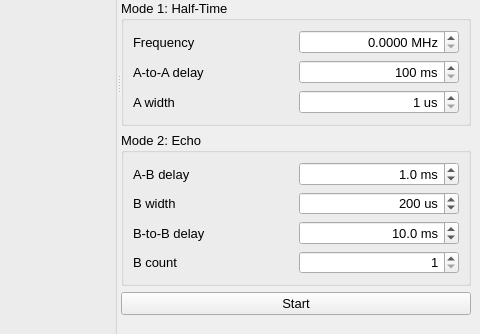
Before: the Qt Designer form NMRClient/mainwindow.ui in knifter/pulsednmr, drawn with Qt 5; both pictures show x 516 to 996 and y 286 to 620 of the 996 by 775 pixel window.
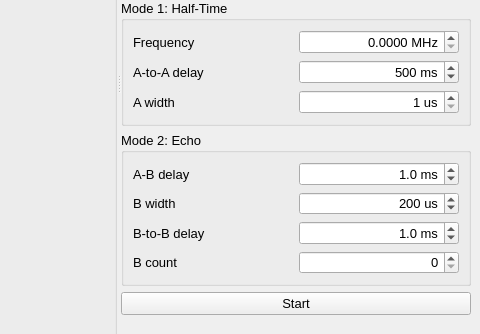
After: the same form once the commit is applied. Custom widgets are drawn as their Qt base class.

Patch:
```diff
--- a/NMRClient/mainwindow.ui
+++ b/NMRClient/mainwindow.ui
@@ -337,8 +337,15 @@
               </property>
              </widget>
             </item>
+            <item row="1" column="0">
+             <widget class="QLabel" name="deltaLabel">
+              <property name="text">
+               <string>A-to-A delay</string>
+              </property>
+             </widget>
+            </item>
             <item row="1" column="1">
-             <widget class="QSpinBox" name="deltaValue">
+             <widget class="QDoubleSpinBox" name="deltaValue">
               <property name="alignment">
                <set>Qt::AlignRight|Qt::AlignTrailing|Qt::AlignVCenter</set>
               </property>
@@ -348,24 +355,20 @@
               <property name="suffix">
                <string> ms</string>
               </property>
+              <property name="decimals">
+               <number>0</number>
+              </property>
               <property name="minimum">
-               <number>100</number>
+               <double>100.000000000000000</double>
               </property>
               <property name="maximum">
-               <number>10000</number>
+               <double>5000.000000000000000</double>
               </property>
               <property name="singleStep">
-               <number>20</number>
+               <double>100.000000000000000</double>
               </property>
               <property name="value">
-               <number>100</number>
-              </property>
-             </widget>
-            </item>
-            <item row="1" column="0">
-             <widget class="QLabel" name="deltaLabel">
-              <property name="text">
-               <string>A-to-A delay</string>
+               <double>500.000000000000000</double>
               </property>
              </widget>
             </item>
@@ -386,7 +389,7 @@
              </widget>
             </item>
             <item row="0" column="0">
-             <widget class="QLabel" name="d1widthLabel">
+             <widget class="QLabel" name="abdelayLabel">
               <property name="text">
                <string>A-B delay</string>
               </property>
@@ -425,7 +428,7 @@
              </widget>
             </item>
             <item row="0" column="1">
-             <widget class="QDoubleSpinBox" name="d1widthValue">
+             <widget class="QDoubleSpinBox" name="abdelayValue">
               <property name="alignment">
                <set>Qt::AlignRight|Qt::AlignTrailing|Qt::AlignVCenter</set>
               </property>
@@ -442,7 +445,7 @@
                <double>1000.000000000000000</double>
               </property>
               <property name="singleStep">
-               <double>1.000000000000000</double>
+               <double>0.100000000000000</double>
               </property>
               <property name="value">
                <double>1.000000000000000</double>
@@ -461,7 +464,7 @@
                <number>0</number>
               </property>
               <property name="minimum">
-               <double>1.000000000000000</double>
+               <double>0.000000000000000</double>
               </property>
               <property name="maximum">
                <double>10.000000000000000</double>
@@ -470,7 +473,7 @@
                <double>1.000000000000000</double>
               </property>
               <property name="value">
-               <double>1.000000000000000</double>
+               <double>0.000000000000000</double>
               </property>
              </widget>
             </item>
@@ -493,16 +496,16 @@
                <number>1</number>
               </property>
               <property name="minimum">
-               <double>0.500000000000000</double>
+               <double>0.100000000000000</double>
               </property>
               <property name="maximum">
-               <double>1000.000000000000000</double>
+               <double>64.000000000000000</double>
               </property>
               <property name="singleStep">
-               <double>1.000000000000000</double>
+               <double>0.100000000000000</double>
               </property>
               <property name="value">
-               <double>10.000000000000000</double>
+               <double>1.000000000000000</double>
               </property>
              </widget>
             </item>
```
